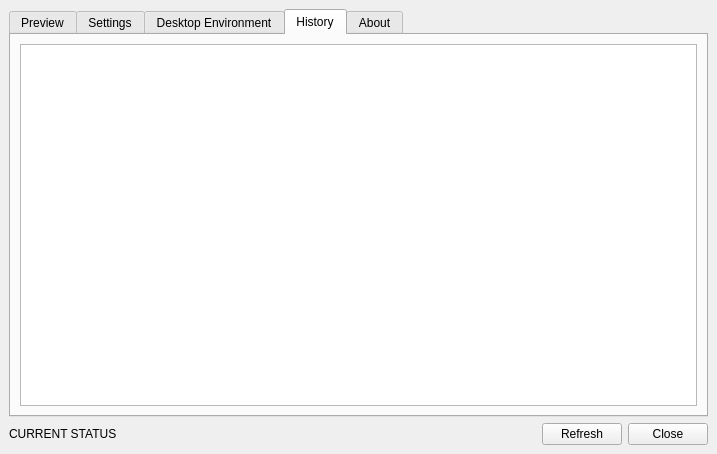
First picture: the form in ui/mainwindow.ui, repository se0siris/bing-wallpaper-changer, before the edit.
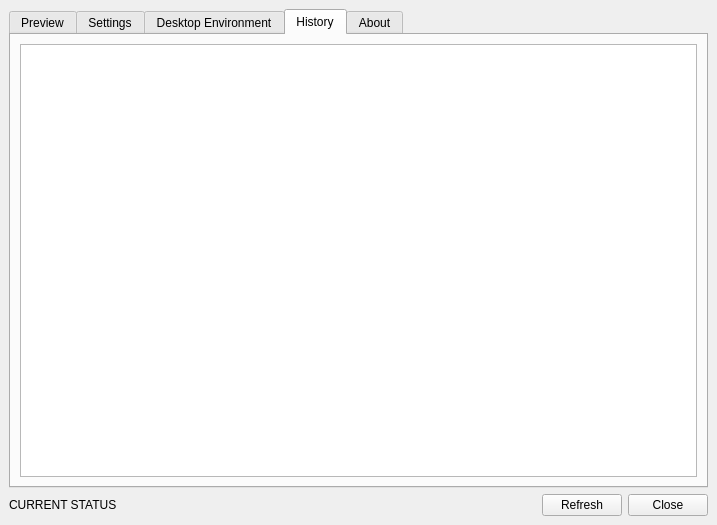
Second picture: the form after the edit. The open tabs and pages were chosen to show the change. Icons and pictures are not drawn. Custom widgets are drawn as their Qt base class.

Commit message: Replaced QListWidget with QListView on History tab, with archive image loaded on demand instead of loading all into memory at once. Image cache cleared when leaving History page to free up memory. ImageDownloader moved into its own module. Cleanups. Updated requirements.

The edit to the form file:
```diff
--- a/ui/mainwindow.ui
+++ b/ui/mainwindow.ui
@@ -7,7 +7,7 @@
     <x>0</x>
     <y>0</y>
     <width>717</width>
-    <height>454</height>
+    <height>525</height>
    </rect>
   </property>
   <property name="windowTitle">
@@ -552,7 +552,7 @@
        </attribute>
        <layout class="QVBoxLayout" name="verticalLayout_4">
         <item>
-         <widget class="ListWidget" name="lw_wallpaper_history">
+         <widget class="QListView" name="lv_wallpaper_history">
           <property name="dragDropMode">
            <enum>QAbstractItemView::NoDragDrop</enum>
           </property>
@@ -565,11 +565,20 @@
           <property name="movement">
            <enum>QListView::Static</enum>
           </property>
+          <property name="flow">
+           <enum>QListView::LeftToRight</enum>
+          </property>
+          <property name="isWrapping" stdset="0">
+           <bool>true</bool>
+          </property>
           <property name="resizeMode">
            <enum>QListView::Adjust</enum>
           </property>
-          <property name="spacing">
-           <number>5</number>
+          <property name="gridSize">
+           <size>
+            <width>250</width>
+            <height>150</height>
+           </size>
           </property>
           <property name="viewMode">
            <enum>QListView::IconMode</enum>
@@ -734,11 +743,6 @@
    <extends>QLabel</extends>
    <header>ui.custom_widgets</header>
   </customwidget>
-  <customwidget>
-   <class>ListWidget</class>
-   <extends>QListWidget</extends>
-   <header>ui.custom_widgets</header>
-  </customwidget>
  </customwidgets>
  <resources>
   <include location="rec.qrc"/>
```
Left out of the diff: 11 changed lines with no effect on the pictures. The commit also changes 7 other files.
